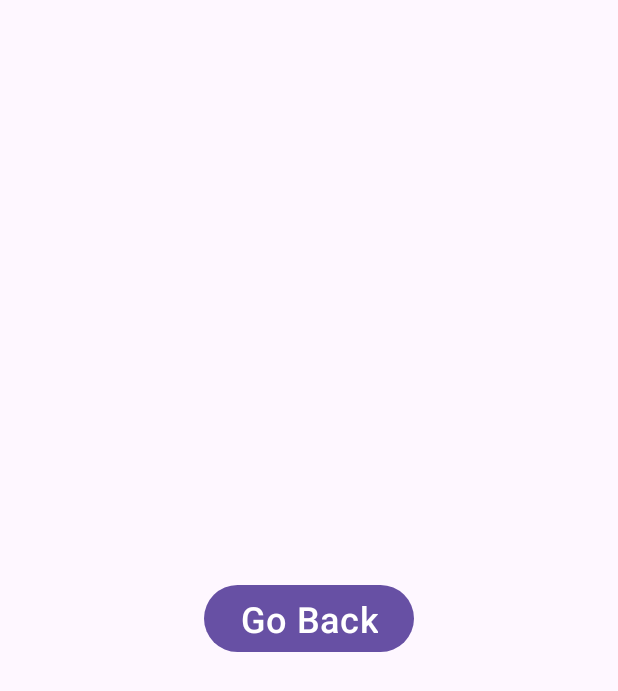
After one commit to thespiderminh/UET-mobile-app-midterm-game, an Android app: the PauseActivity screen opened directly, with no data from a screen before it, on a phone screen of 412 x 824 dp. The commit adds this screen. Shown: the top 691 px of the screen. Run offline under Robolectric (Android 15) with nearby library versions, the phone set to English and light mode, and no system bars.

Commit message:
Add Pause Activity

```diff
--- a/app/src/main/AndroidManifest.xml
+++ b/app/src/main/AndroidManifest.xml
@@ -13,9 +13,12 @@
         android:theme="@style/Theme.BanMayBay"
         tools:targetApi="31">
         <activity
+            android:name=".PauseActivity"
+            android:exported="false" />
+        <activity
             android:name=".MainActivity"
+            android:exported="true"
             android:screenOrientation="portrait"
-            android:exported="true"
             tools:ignore="DiscouragedApi,LockedOrientationActivity">
             <intent-filter>
                 <action android:name="android.intent.action.MAIN" />
--- a/app/src/main/java/com/example/banmaybay/MainActivity.java
+++ b/app/src/main/java/com/example/banmaybay/MainActivity.java
@@ -1,6 +1,7 @@
 package com.example.banmaybay;
 
 import android.animation.Animator;
+import android.annotation.SuppressLint;
 import android.os.Bundle;
 import android.util.DisplayMetrics;
 import android.util.Log;
@@ -22,7 +23,8 @@ import com.example.banmaybay.databinding.ActivityMainBinding;
 public class MainActivity extends AppCompatActivity {
     public static int SCREEN_WIDTH;
     public static int SCREEN_HEIGHT;
-    private Game game;
+    @SuppressLint("StaticFieldLeak")
+    public static Game game;
 
     @Override
     protected void onCreate(Bundle savedInstanceState) {
@@ -32,6 +34,7 @@ public class MainActivity extends AppCompatActivity {
         // Set window to fullscreen and hide status bar
         Window window = getWindow();
         window.setFlags(WindowManager.LayoutParams.FLAG_FULLSCREEN, WindowManager.LayoutParams.FLAG_FULLSCREEN);
+
         DisplayMetrics displayMetrics = new DisplayMetrics();
         getWindowManager().getDefaultDisplay().getMetrics(displayMetrics);
         SCREEN_HEIGHT = displayMetrics.heightPixels;
--- /dev/null
+++ b/app/src/main/java/com/example/banmaybay/PauseActivity.java
@@ -0,0 +1,28 @@
+package com.example.banmaybay;
+
+import android.os.Bundle;
+import android.util.Log;
+import android.view.View;
+
+import androidx.activity.EdgeToEdge;
+import androidx.appcompat.app.AppCompatActivity;
+import androidx.core.graphics.Insets;
+import androidx.core.view.ViewCompat;
+import androidx.core.view.WindowInsetsCompat;
+
+import com.example.banmaybay.databinding.ActivityPauseBinding;
+
+public class PauseActivity extends AppCompatActivity {
+    private ActivityPauseBinding binding;
+    @Override
+    protected void onCreate(Bundle savedInstanceState) {
+        super.onCreate(savedInstanceState);
+        binding = ActivityPauseBinding.inflate(getLayoutInflater());
+        setContentView(binding.getRoot());
+
+        binding.textView.setOnClickListener(v -> {
+            MainActivity.game.isPause = false;
+            this.finish();
+        });
+    }
+}
--- /dev/null
+++ b/app/src/main/res/layout/activity_pause.xml
@@ -0,0 +1,20 @@
+<?xml version="1.0" encoding="utf-8"?>
+<androidx.constraintlayout.widget.ConstraintLayout xmlns:android="http://schemas.android.com/apk/res/android"
+    xmlns:app="http://schemas.android.com/apk/res-auto"
+    xmlns:tools="http://schemas.android.com/tools"
+    android:id="@+id/main"
+    android:layout_width="match_parent"
+    android:layout_height="match_parent"
+    tools:context=".PauseActivity">
+
+    <Button
+        android:id="@+id/textView"
+        android:layout_width="wrap_content"
+        android:layout_height="wrap_content"
+        android:text="Go Back"
+        android:textSize="24sp"
+        app:layout_constraintBottom_toBottomOf="parent"
+        app:layout_constraintEnd_toEndOf="parent"
+        app:layout_constraintStart_toStartOf="parent"
+        app:layout_constraintTop_toTopOf="parent" />
+</androidx.constraintlayout.widget.ConstraintLayout>
--- a/app/src/main/res/values/themes.xml
+++ b/app/src/main/res/values/themes.xml
@@ -1,6 +1,6 @@
 <resources xmlns:tools="http://schemas.android.com/tools">
     <!-- Base application theme. -->
-    <style name="Base.Theme.BanMayBay" parent="Theme.Material3.Light">
+    <style name="Base.Theme.BanMayBay" parent="Theme.Material3.Light.NoActionBar">
         <!-- Customize your light theme here. -->
         <!-- <item name="colorPrimary">@color/my_light_primary</item> -->
     </style>
```
Also changed, not shown: app/src/main/java/com/example/banmaybay/Game.java (+16 -6 lines).
